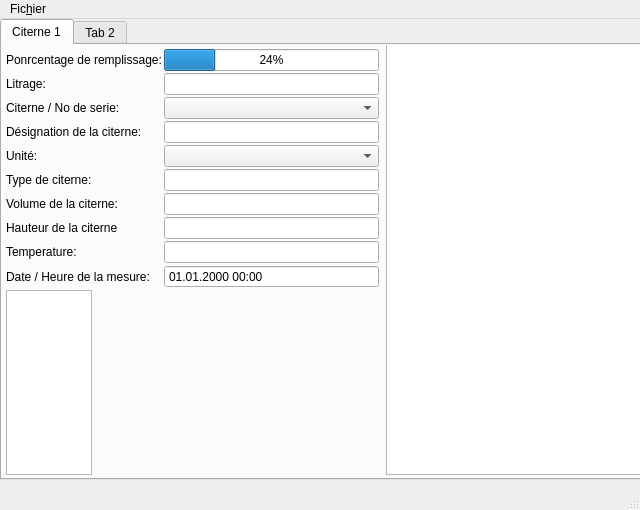
The window that gui/main.ui (alcatrazproduction/gok) describes before a commit, drawn with Qt 5.
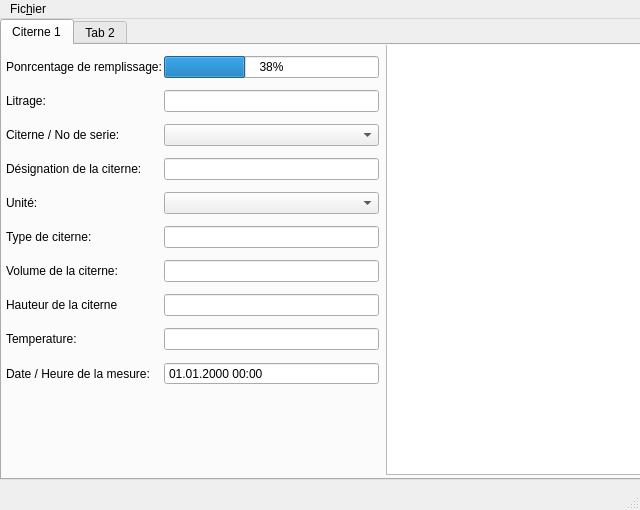
The same window after the commit.

Diff of the .ui file:
```diff
--- a/gui/main.ui
+++ b/gui/main.ui
@@ -63,11 +63,14 @@
          <property name="fieldGrowthPolicy">
           <enum>QFormLayout::AllNonFixedFieldsGrow</enum>
          </property>
+         <property name="verticalSpacing">
+          <number>12</number>
+         </property>
          <property name="leftMargin">
           <number>5</number>
          </property>
          <property name="topMargin">
-          <number>5</number>
+          <number>12</number>
          </property>
          <property name="rightMargin">
           <number>5</number>
@@ -79,6 +82,19 @@
            </property>
           </widget>
          </item>
+         <item row="0" column="1">
+          <widget class="QProgressBar" name="cPercent">
+           <property name="value">
+            <number>38</number>
+           </property>
+           <property name="alignment">
+            <set>Qt::AlignCenter</set>
+           </property>
+           <property name="invertedAppearance">
+            <bool>false</bool>
+           </property>
+          </widget>
+         </item>
          <item row="2" column="0">
           <widget class="QLabel" name="label_2">
            <property name="text">
@@ -117,7 +133,11 @@
           </widget>
          </item>
          <item row="5" column="1">
-          <widget class="QComboBox" name="cUnite"/>
+          <widget class="QComboBox" name="cUnite">
+           <property name="currentText">
+            <string/>
+           </property>
+          </widget>
          </item>
          <item row="6" column="0">
           <widget class="QLabel" name="label_6">
@@ -185,78 +205,6 @@
            </property>
           </widget>
          </item>
-         <item row="0" column="1">
-          <widget class="QProgressBar" name="cPercent">
-           <property name="value">
-            <number>24</number>
-           </property>
-          </widget>
-         </item>
-         <item row="11" column="0">
-          <widget class="QTextBrowser" name="textBrowser">
-           <property name="enabled">
-            <bool>true</bool>
-           </property>
-           <property name="acceptDrops">
-            <bool>false</bool>
-           </property>
-           <property name="toolTip">
-            <string/>
-           </property>
-           <property name="inputMethodHints">
-            <set>Qt::ImhNone</set>
-           </property>
-           <property name="frameShape">
-            <enum>QFrame::StyledPanel</enum>
-           </property>
-           <property name="frameShadow">
-            <enum>QFrame::Sunken</enum>
-           </property>
-           <property name="lineWidth">
-            <number>1</number>
-           </property>
-           <property name="verticalScrollBarPolicy">
-            <enum>Qt::ScrollBarAlwaysOff</enum>
-           </property>
-           <property name="horizontalScrollBarPolicy">
-            <enum>Qt::ScrollBarAlwaysOff</enum>
-           </property>
-           <property name="sizeAdjustPolicy">
-            <enum>QAbstractScrollArea::AdjustToContents</enum>
-           </property>
-           <property name="documentTitle">
-            <string notr="true"/>
-           </property>
-           <property name="lineWrapMode">
-            <enum>QTextEdit::NoWrap</enum>
-           </property>
-           <property name="lineWrapColumnOrWidth">
-            <number>1</number>
-           </property>
-           <property name="html">
-            <string notr="true">&lt;!DOCTYPE HTML PUBLIC &quot;-//W3C//DTD HTML 4.0//EN&quot; &quot;http://www.w3.org/TR/REC-html40/strict.dtd&quot;&gt;
-&lt;html&gt;&lt;head&gt;&lt;meta name=&quot;qrichtext&quot; content=&quot;1&quot; /&gt;&lt;style type=&quot;text/css&quot;&gt;
-p, li { white-space: pre-wrap; }
-&lt;/style&gt;&lt;/head&gt;&lt;body style=&quot; font-family:'Cantarell'; font-size:11pt; font-weight:400; font-style:normal;&quot;&gt;
-&lt;p style=&quot; margin-top:0px; margin-bottom:0px; margin-left:0px; margin-right:0px; -qt-block-indent:0; text-indent:0px;&quot;&gt; &lt;/p&gt;&lt;/body&gt;&lt;/html&gt;</string>
-           </property>
-           <property name="tabStopWidth">
-            <number>80</number>
-           </property>
-           <property name="acceptRichText">
-            <bool>false</bool>
-           </property>
-           <property name="textInteractionFlags">
-            <set>Qt::NoTextInteraction</set>
-           </property>
-           <property name="placeholderText">
-            <string notr="true"/>
-           </property>
-           <property name="openLinks">
-            <bool>false</bool>
-           </property>
-          </widget>
-         </item>
         </layout>
        </item>
        <item>
```
Left out of the diff: 10 changed lines with no effect on the pictures.
